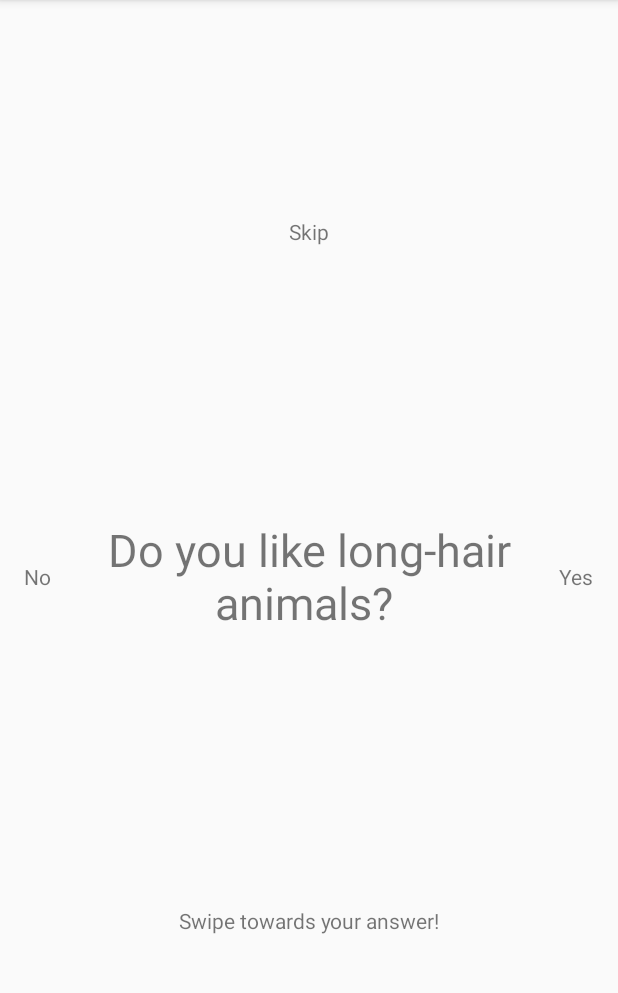
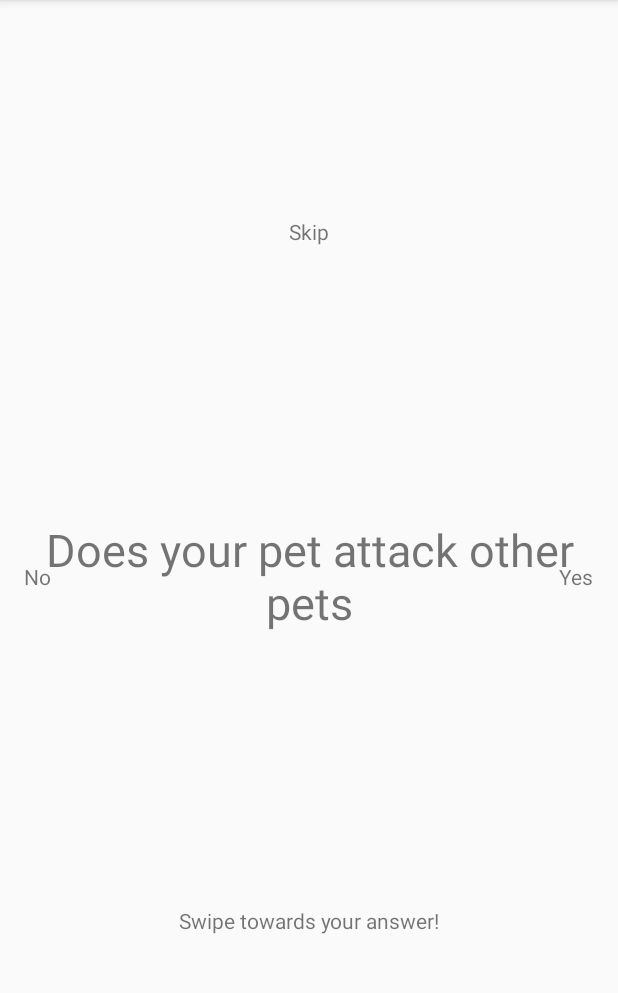
Before and after one commit to zero41120/Pet-Clump, an Android app: the QuizActivity screen opened directly, with no data from a screen before it, on a phone screen of 412 x 824 dp, the part 84-1077 px from its top. Run offline under Robolectric (Android 15) with nearby library versions, the phone set to English and light mode, and no system bars; our stand-ins replace Firebase (no records; nobody signed in at launch, a user with empty details on screens opened directly); 1 statement that could not run was skipped.

Commit message:
More quiz functionality.

```diff
--- a/android/app/src/main/java/com/petclump/petclump/QuizActivity.java
+++ b/android/app/src/main/java/com/petclump/petclump/QuizActivity.java
@@ -31,11 +31,56 @@ import java.util.List;
 
 /*
 This is the functionality for the quiz portion of the application, it returns a string of numbers that will serve as the quiz result. They key is "QuizResult"
+
+also passed integer number of questions to be answered with key "questions"
 */
+
 public class QuizActivity extends AppCompatActivity {
 
-    //Populate quiz questions
-    public static List<String> QuizQuestions(){
+    //populate pet questions
+    public static List<String> PetQuestions(){
+        List<String> petQuestions =new ArrayList<String>();
+
+        petQuestions.add("Does your pet attack other pets");
+        petQuestions.add("Does your pet wear costumes");
+        petQuestions.add("Does your pet love to listen to music");
+        petQuestions.add("Does your pet love can food");
+        petQuestions.add("Does your pet chase other people around");
+        petQuestions.add("Does your pet recognize its name when you call it");
+        petQuestions.add("Can your pet be put into a jar");
+        petQuestions.add("Does your pet love to take a bath");
+        petQuestions.add("Does your pet bark/meow");
+        petQuestions.add("Does your pet get along pretty well with other pets");
+        petQuestions.add("Does your pet run faster than you");
+        petQuestions.add("Does your pet love watching TV");
+        petQuestions.add("Does your pet love surfing");
+        petQuestions.add("Does your pet love the beach");
+        petQuestions.add("Does your pet love sunshine");
+        petQuestions.add("Does your pet love jungle");
+        petQuestions.add("Does your pet love swimming");
+        petQuestions.add("Does your pet love flowers");
+        petQuestions.add("Have your pet done a surgery before");
+        petQuestions.add("Does your pet love to go to a park");
+        petQuestions.add("Does your pet love money");
+        petQuestions.add("Does your pet randomly poo");
+        petQuestions.add("Is your pet smart");
+        petQuestions.add("Is your pet long hair");
+        petQuestions.add("Is your pet nearsighted");
+        petQuestions.add("Is your pet well-mannered");
+        petQuestions.add("Is your pet introvert or extrovert");
+        petQuestions.add("Is your pet pregnant");
+        petQuestions.add("Have your pet mated before");
+        petQuestions.add("Does your pet has a dream");
+        petQuestions.add("Have your pet ever sleepwalked");
+        petQuestions.add("Does your pet smoke weeds");
+        petQuestions.add("Does your pet ever want to eat you");
+        petQuestions.add("Is your pet afraid of you");
+
+        return petQuestions;
+    }
+
+    //Populate user questions
+    public static List<String> UserQuestions(){
         List<String> questions = new ArrayList<String>();
 
         questions.add("Do you like long-hair animals? ");
@@ -47,9 +92,49 @@ public class QuizActivity extends AppCompatActivity {
         questions.add("Do you think about your pet when they are not with you?");
         questions.add("Do you sing to your pet?");
         questions.add("Do you always feed your pet on time?");
-        questions.add("Have you ever wished that you and your pet can switch identity? ");
+        questions.add("Have you ever wished that you and your pet can switch identity?");
+        questions.add("Do you tickle your pet");
+        questions.add("If your pet turns into human one day, would you want to date them");
+        questions.add("Do you say goodnight to your pet before you go to sleep");
+        questions.add("Do you take your pet outside");
+        questions.add("Do you like to answer questions");
+        questions.add("Do you think that your pet is cute");
+        questions.add("Do you pet different species of animals");
+        questions.add("Are you a vegan");
+        questions.add("Do you kiss your pet");
+        questions.add("Do you love your pet");
+        questions.add("Do you buy high quality food to your pet");
+        questions.add("Do you beat your pet");
+        questions.add("Do you take your pet to your office or school");
+        questions.add("Do you train your pet to do interesting activities");
+        questions.add("Can you bear that when your pet bothers you");
+        questions.add("Will you be distracted by your pet because your pets are too lovely");
+        questions.add("Can you bear your pet to date with other pets and make you lonely");
+        questions.add("Do you walk with your pet on leash");
+        questions.add("Can your salary easily afford your pet");
+        questions.add("Do you want to buy more pets");
+        questions.add("Do you think sterilization is fair for pets");
+        questions.add("Do you prefer big pets or small pets");
+        questions.add("Do you think your pet gradually looks similar to you");
+        questions.add("Do you think your pet regard you as a servant");
+        questions.add("Do you spend most of your money for your pet");
+        questions.add("Does your pet make you angry sometimes");
 
         return questions;
+    }
+
+    //combines questions from pets and users
+    private List<String> Questions() {
+        List<String> combinedQuestions = new ArrayList<String>();
+        int i;
+        int j;
+        j = getIntent().getExtras().getInt("questions")/2;
+        i = j-5;
+        for(i = 0; i < 5; i++) {
+            combinedQuestions.add(PetQuestions().get(i));
+            combinedQuestions.add(UserQuestions().get(i));
+        }
+        return combinedQuestions;
     }
 
 
@@ -57,7 +142,7 @@ public class QuizActivity extends AppCompatActivity {
     private float x1,x2,y1,y2;
     private int index = 0;
     private int[] answers = new int[]{0, 0, 0, 0, 0, 0, 0, 0, 0, 0};
-    private final List<String> ListOfQuestions= QuizQuestions();
+    private final List<String> ListOfQuestions= Questions();
     final int MIN_DISTANCE = 150;
     private Context c;
     int result = 0;
@@ -89,11 +174,10 @@ public class QuizActivity extends AppCompatActivity {
                             //right swipe
                             answers[index] = 1;
                             index = index + 1;
-                            viewQuiz.setText(ListOfQuestions.get(index));
 
                             Toast.makeText(this, "Left to Right swipe" + Arrays.toString(answers), Toast.LENGTH_SHORT).show();
 
-                            if (index >= 10) {
+                            if (index >= answers.length) {
                                 for (int i = 0; i < answers.length; i++) {
                                     result = result * 10 + answers[i];
                                 }
@@ -103,16 +187,17 @@ public class QuizActivity extends AppCompatActivity {
                                 finish();
                             }
 
+                            viewQuiz.setText(ListOfQuestions.get(index));
+
                             break;
                         } else {
                             //left swipe
                             answers[index] = 0;
                             index = index + 1;
-                            viewQuiz.setText(ListOfQuestions.get(index));
 
                             Toast.makeText(this, "Right to Left swipe" + Arrays.toString(answers), Toast.LENGTH_SHORT).show();
 
-                            if (index >= 10) {
+                            if (index >= answers.length) {
                                 for (int i = 0; i < answers.length; i++) {
                                     result = result * 10 + answers[i];
                                 }
@@ -121,6 +206,9 @@ public class QuizActivity extends AppCompatActivity {
                                 setResult(Activity.RESULT_OK, intent);
                                 finish();
                             }
+
+                            viewQuiz.setText(ListOfQuestions.get(index));
+
                             break;
                         }
 
@@ -130,19 +218,22 @@ public class QuizActivity extends AppCompatActivity {
                                 //up swipe
                                 answers[index] = 2;
                                 index = index + 1;
-                                viewQuiz.setText(ListOfQuestions.get(index));
 
                                 Toast.makeText(this, "Bottom to Top Swipe" + Arrays.toString(answers), Toast.LENGTH_SHORT).show();
 
-                                if (index >= 10) {
+                                if (index >= answers.length) {
                                     for (int i = 0; i < answers.length; i++) {
                                         result = result * 10 + answers[i];
                                     }
                                     Intent intent = new Intent();
                                     intent.putExtra("QuizResult)", result);
+
                                     setResult(Activity.RESULT_OK, intent);
                                     finish();
                                 }
+
+                                viewQuiz.setText(ListOfQuestions.get(index));
+
                                 break;
                             }
                         }
```
